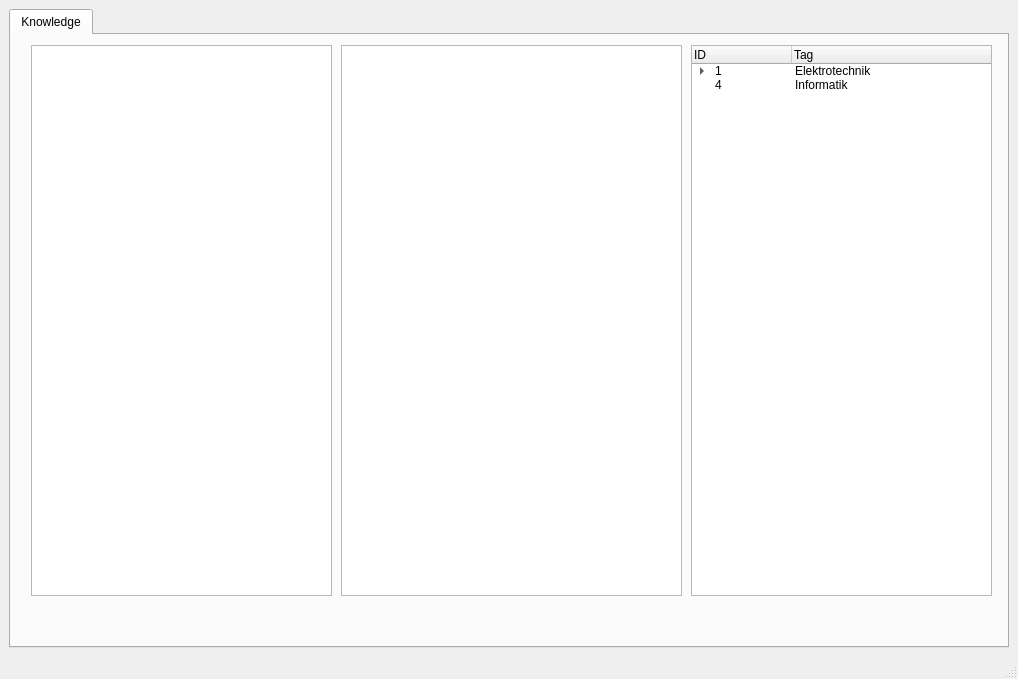
Above: iknow/ui/mainwindow.ui from j-kallwies/IKnow before the change. Below: the same form after it.
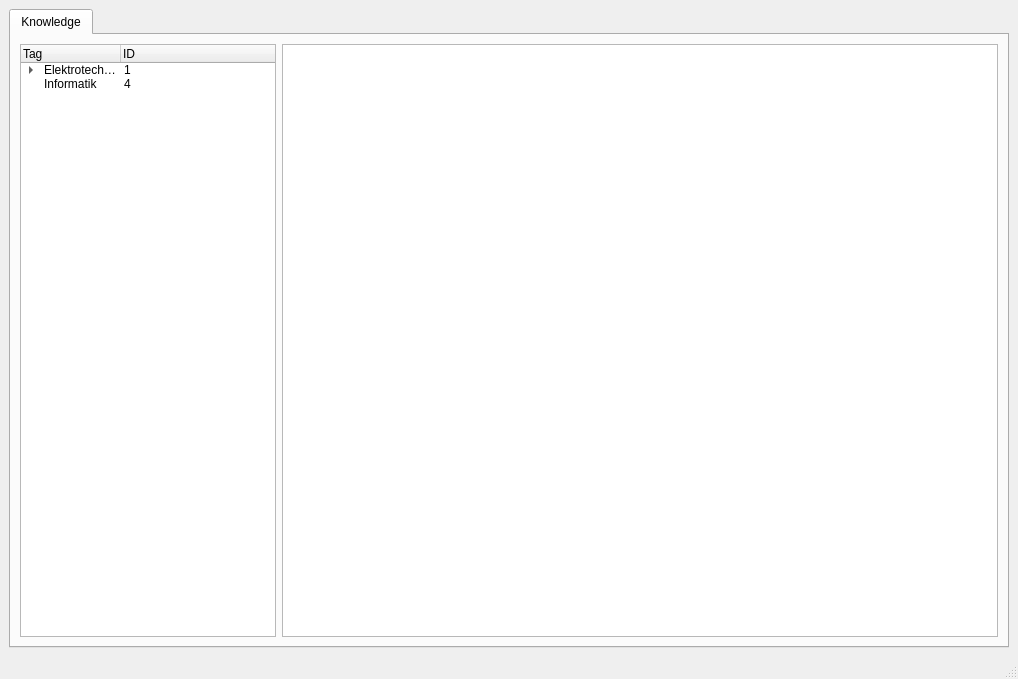
That is the form after the change.

Commit message: Filter knowledge by selected tag

The edit to the form file:
```diff
--- a/iknow/ui/mainwindow.ui
+++ b/iknow/ui/mainwindow.ui
@@ -24,78 +24,69 @@
        <attribute name="title">
         <string>Knowledge</string>
        </attribute>
+       <layout class="QHBoxLayout" name="horizontalLayout">
+        <item>
        <widget class="QTreeWidget" name="tagTreeWidget">
-        <property name="geometry">
-         <rect>
-          <x>680</x>
-          <y>10</y>
-          <width>301</width>
-          <height>551</height>
-         </rect>
-        </property>
-        <column>
-         <property name="text">
-          <string>ID</string>
-         </property>
-        </column>
+          <property name="sizePolicy">
+           <sizepolicy hsizetype="Fixed" vsizetype="Expanding">
+            <horstretch>0</horstretch>
+            <verstretch>0</verstretch>
+           </sizepolicy>
+          </property>
         <column>
          <property name="text">
           <string>Tag</string>
          </property>
         </column>
-        <item>
+          <column>
          <property name="text">
-          <string>1</string>
-         </property>
+            <string>ID</string>
+           </property>
+           <property name="font">
+            <font>
+             <weight>50</weight>
+             <bold>false</bold>
+            </font>
+           </property>
+          </column>
+          <item>
          <property name="text">
           <string>Elektrotechnik</string>
          </property>
-         <item>
           <property name="text">
-           <string>2</string>
-          </property>
+            <string>1</string>
+           </property>
+           <item>
           <property name="text">
            <string>Nachrichtentechnik</string>
           </property>
-          <item>
            <property name="text">
-            <string>3</string>
-           </property>
+             <string>2</string>
+            </property>
+            <item>
            <property name="text">
             <string>Nachrichtenübertragung</string>
            </property>
-          </item>
-         </item>
-        </item>
-        <item>
          <property name="text">
-          <string>4</string>
-         </property>
+              <string>3</string>
+             </property>
+            </item>
+           </item>
+          </item>
+          <item>
          <property name="text">
           <string>Informatik</string>
          </property>
-        </item>
-       </widget>
-       <widget class="QTableView" name="tableView">
-        <property name="geometry">
-         <rect>
-          <x>20</x>
-          <y>10</y>
-          <width>301</width>
-          <height>551</height>
-         </rect>
-        </property>
-       </widget>
-       <widget class="QTableView" name="tableView_2">
-        <property name="geometry">
-         <rect>
-          <x>330</x>
-          <y>10</y>
-          <width>341</width>
-          <height>551</height>
-         </rect>
-        </property>
-       </widget>
+           <property name="text">
+            <string>4</string>
+           </property>
+          </item>
+         </widget>
+        </item>
+        <item>
+         <widget class="QTableView" name="knowledgeTableView"/>
+        </item>
+       </layout>
       </widget>
      </widget>
     </item>
```
Lines whose indentation alone changed are shown as unchanged. The commit also changes 2 other files.
